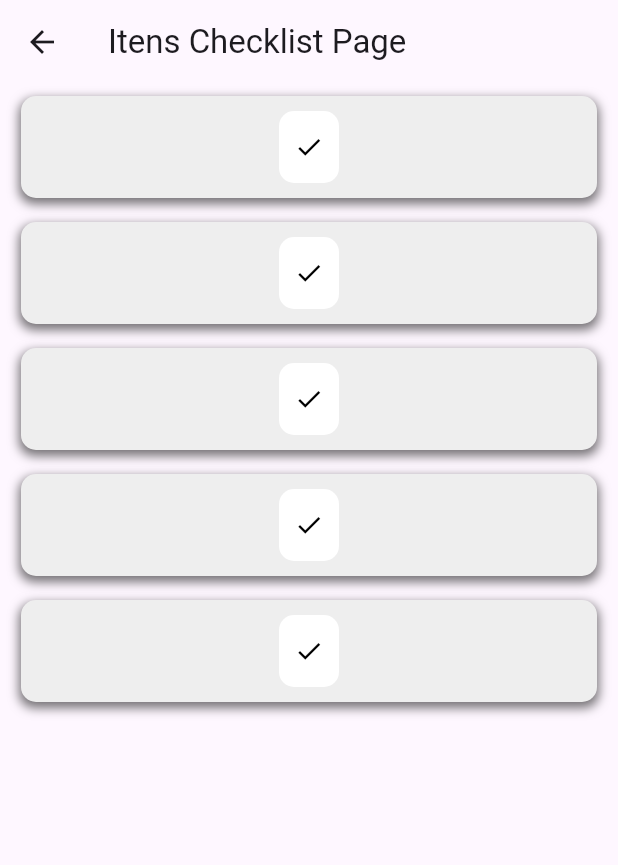
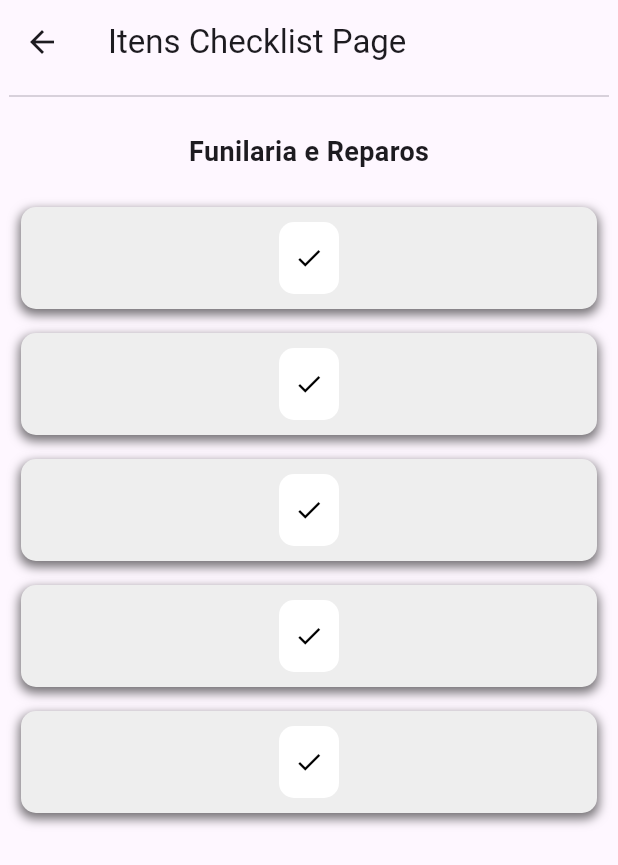
Before and after one commit to renatorv/checklist, a Flutter app: the screen it shows after launch, after a tap on "Funilaria e Reparos", on a phone screen of 412 x 824 dp. Shown: the top 865 px of the screen. Run offline on Flutter 3.47's test engine with Material 3 defaults, Android fonts, the phone set to English and light mode, and no system bars; our stand-ins replace get.

Commit message:
Colocado titulo

```diff
--- a/lib/home/home_page.dart
+++ b/lib/home/home_page.dart
@@ -213,7 +213,7 @@ class _HomePageState extends State<HomePage> {
               child: Container(
                 padding: const EdgeInsets.all(10),
                 decoration: const BoxDecoration(
-                  color: Colors.greenAccent,
+                  color: Colors.green,
                   borderRadius: BorderRadius.all(Radius.circular(4)),
                 ),
                 child: Text(aux![index].grupo!),
--- a/lib/itens_checklist/itens_checklist_controller.dart
+++ b/lib/itens_checklist/itens_checklist_controller.dart
@@ -7,12 +7,15 @@ class ItensChecklistController extends GetxController {
   Map<int?, List<ChecklistModel>> groupServices = {};
   RxBool checkCorrigir = false.obs;
   List<ChecklistModel>? aux = [];
+  String title = '';
 
   @override
   void onInit() {
     listaChecklistModel.value = Get.arguments[0];
     groupServices = Get.arguments[1];
     aux = Get.arguments[2];
+
+    title = aux![0].grupo!;
 
     super.onInit();
   }
--- a/lib/itens_checklist/itens_checklist_page.dart
+++ b/lib/itens_checklist/itens_checklist_page.dart
@@ -25,14 +25,29 @@ class _ItensChecklistPageState extends State<ItensChecklistPage> {
         builder: (value) => SafeArea(
           child: Padding(
             padding: const EdgeInsets.symmetric(horizontal: 6),
+            child: Column(
+              children: [
+                const Divider(),
+                Padding(
+                  padding: const EdgeInsets.symmetric(vertical: 16),
+                  child: Text(
+                    controller.title,
+                    style: const TextStyle(fontWeight: FontWeight.bold, fontSize: 18),
+                  ),
+                ),
+                Expanded(
                   child: ListView.builder(
                     itemCount: controller.aux!.length,
                     itemBuilder: (context, index) {
-                return  ChecklistRow(
+                      // ChecklistModel aux = controller.aux![0];
+                      return ChecklistRow(
                         onPressChangeColor: () => controller.changeColor(),
                         checkCorrigir: controller.checkCorrigir,
                       );
                     },
+                  ),
+                ),
+              ],
             ),
           ),
         ),
```
Lines whose indentation alone changed are shown as unchanged.
